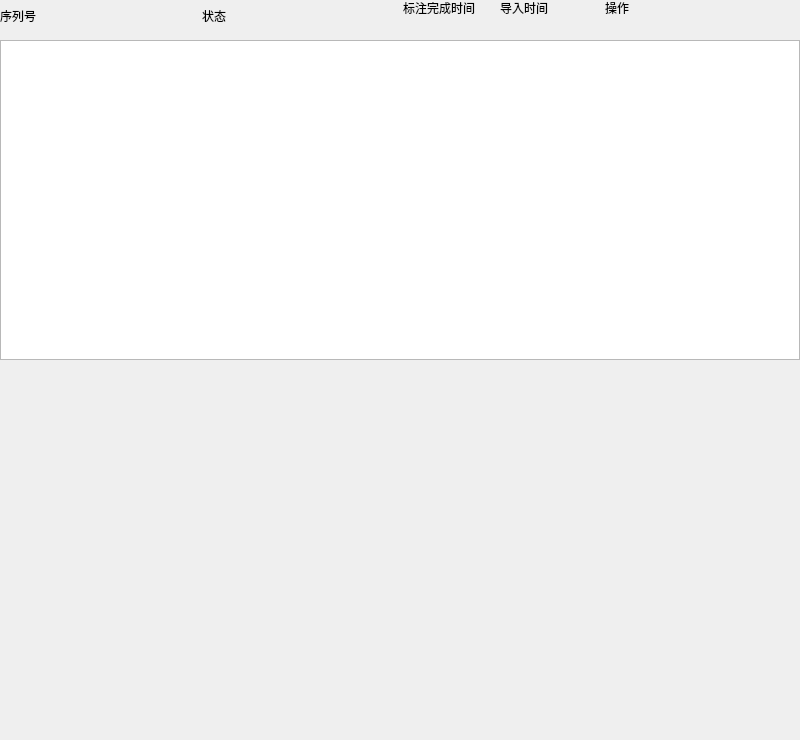
The window that CustomListWidget.ui (OnlyOneTerry/customListWidget) describes before a commit, drawn with Qt 5.
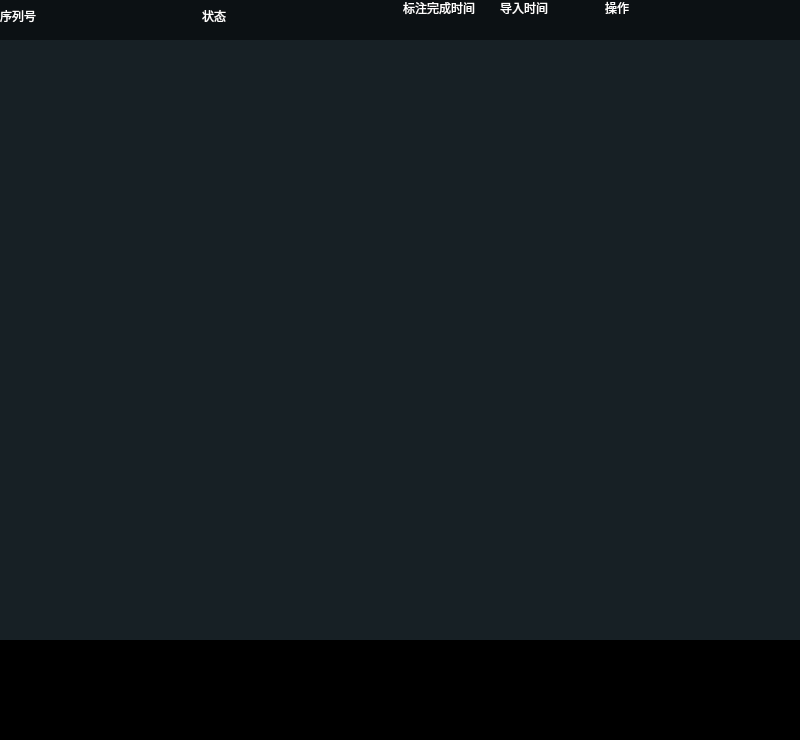
The same window after the commit.

Commit message: 优化listView样式

Patch:
```diff
--- a/CustomListWidget.ui
+++ b/CustomListWidget.ui
@@ -22,6 +22,49 @@
   <property name="autoFillBackground">
    <bool>false</bool>
   </property>
+  <property name="styleSheet">
+   <string notr="true">QWidget#CustomListWidget
+{
+  background-color:#000000;
+}
+
+QWidget#headerWidget
+{
+  background-color:#0C1114;
+  border-left: 0px solid #000000;
+  border-right: 0px solid #000000;
+  border-top: 0px solid white;
+  border-bottom: 0px solid #000000;
+}
+
+QLabel{
+ color:#FFFFFF
+}
+
+QListView{
+  border-left: 0px solid #000000;
+  border-right: 0px solid #000000;
+  border-top: 0px solid #172025;
+  border-bottom: 0px solid #000000;
+  background-color:#172025;
+}
+
+
+QScrollBar:vertical{
+  background-color:black;
+  width:8px;
+}
+QScrollBar::handle:vertical{
+   background: white;
+   min-height: 60px;
+}
+
+QScrollBar::up-arrow:vertical, QScrollBar::down-arrow:vertical {
+     border: 0px solid grey;
+     width: 0px;
+     height: 0px;
+ }</string>
+  </property>
   <layout class="QVBoxLayout" name="verticalLayout_2">
    <property name="spacing">
     <number>0</number>
@@ -162,19 +205,6 @@
      </item>
     </layout>
    </item>
-   <item>
-    <spacer name="verticalSpacer">
-     <property name="orientation">
-      <enum>Qt::Vertical</enum>
-     </property>
-     <property name="sizeHint" stdset="0">
-      <size>
-       <width>20</width>
-       <height>356</height>
-      </size>
-     </property>
-    </spacer>
-   </item>
    <item>
     <widget class="QWidget" name="navWidget" native="true">
      <property name="minimumSize">
```
The commit also changes 2 other files.
